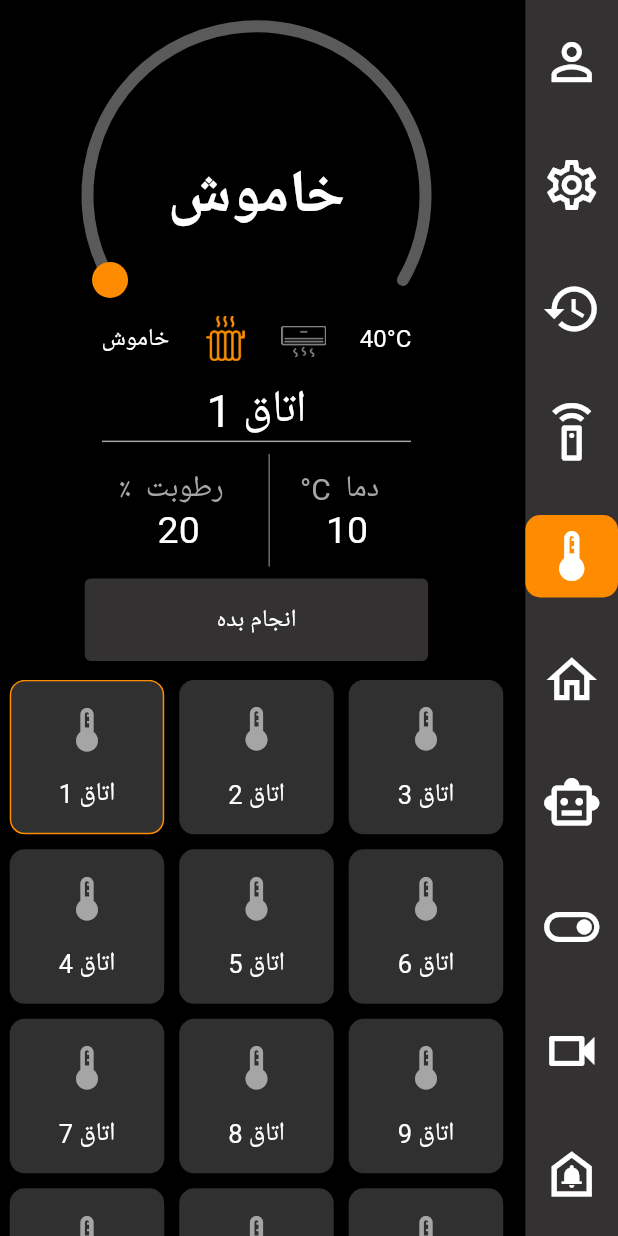
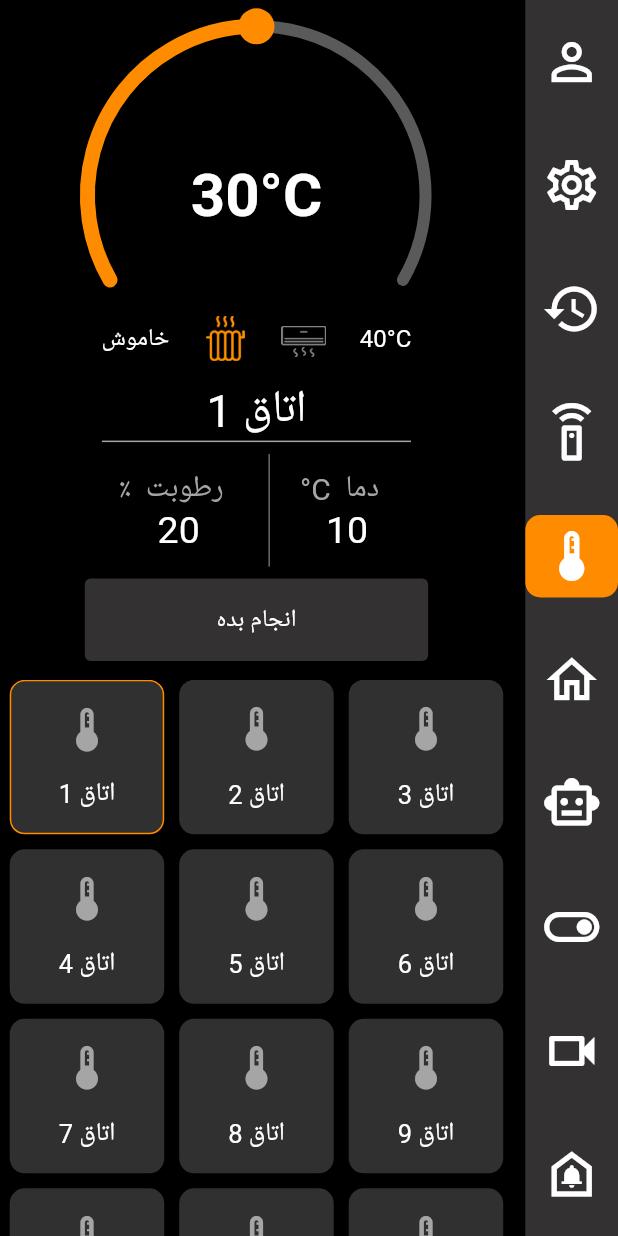
Before and after one commit to ralia79/vikav_phone, a Flutter app: the screen it shows after launch, after a tap on the "thermostat" icon, on a phone screen of 412 x 824 dp. Run offline on Flutter 3.47's test engine with Material 2 defaults, Android fonts, the phone set to English and light mode, and no system bars; drawn by our look-alikes of sleek_circular_slider; our stand-ins replace fluttertoast, get, google_fonts.

Commit message:
finish tempScreen

```diff
--- a/lib/controller/tempController.dart
+++ b/lib/controller/tempController.dart
@@ -5,25 +5,25 @@ import 'package:get/get.dart';
 class temp extends GetxController {
   var SectionsData = [
     //  [ sectionName , tempNow , H Now , T later] ;
-    ["اتاق 1", "20", "10", "30", false],
-    ["اتاق 2", "21", "11", "30", false],
-    ["اتاق 3", "22", "12", "30", false],
-    ["اتاق 4", "23", "13", "30", false],
-    ["اتاق 5", "24", "14", "30", false],
-    ["اتاق 6", "25", "15", "30", false],
-    ["اتاق 7", "26", "16", "30", false],
-    ["اتاق 8", "27", "17", "30", false],
-    ["اتاق 9", "28", "18", "30", false],
-    ["اتاق 10", "29", "19", "30", false],
-    ["اتاق 11", "30", "20", "30", false],
-    ["اتاق 12", "31", "21", "30", false],
-    ["اتاق 13", "32", "22", "30", false],
+    ["اتاق 1", "20", "10", 30.0, false],
+    ["اتاق 2", "21", "11", 20.0, false],
+    ["اتاق 3", "22", "12", 30.0, false],
+    ["اتاق 4", "23", "13", 20.0, false],
+    ["اتاق 5", "24", "14", 30.0, false],
+    ["اتاق 6", "25", "15", 20.0, false],
+    ["اتاق 7", "26", "16", 30.0, false],
+    ["اتاق 8", "27", "17", 20.0, false],
+    ["اتاق 9", "28", "18", 30.0, false],
+    ["اتاق 10", "29", "19", 20.0, false],
+    ["اتاق 11", "30", "20", 30.0, false],
+    ["اتاق 12", "31", "21", 20.0, false],
+    ["اتاق 13", "32", "22", 30.0, false],
   ].obs;
   var isOff = true.obs;
   var activeSection = "".obs;
   var activeSectionH = "".obs;
   var activeSectionT = "".obs;
-  var activeSectionTN = "".obs;
+  var activeSectionTN = 20.0.obs;
   var DecorActive = BoxDecoration(
       borderRadius: BorderRadius.circular(10.0),
       color: Color(0xFF303030),
@@ -56,6 +56,7 @@ class temp extends GetxController {
 
   void setactiveSectionTN(newData) {
     this.activeSectionTN.value = newData;
+    print(this.activeSectionTN.value);
   }
 
   void changeISOFF(newData) {
--- a/lib/pages/temp.dart
+++ b/lib/pages/temp.dart
@@ -15,6 +15,8 @@ class tempScreen extends StatelessWidget {
         controller.setactiveSection(controller.SectionsData[0][0]);
         controller.setactiveSectionH(controller.SectionsData[0][1]);
         controller.setactiveSectionT(controller.SectionsData[0][2]);
+        controller.setactiveSectionTN(controller.SectionsData[0][3]);
+        controller.changeISOFF(false);
         controller.setActive(0);
       },
       child:
@@ -30,10 +32,11 @@ class tempScreen extends StatelessWidget {
                     children: [
                       Container(
                         width: Get.width,
-                        child: SleekCircularSlider(
+                        child: Obx(() => SleekCircularSlider(
                               innerWidget: (percentage) => Center(
                                   child: Text(
-                            controller.isOff.value
+                                controller.isOff.value ||
+                                        controller.activeSectionTN == 20.0
                                     ? "خاموش"
                                     : percentage.toInt().toString() + "°C",
                                 style: TextStyle(
@@ -57,14 +60,14 @@ class tempScreen extends StatelessWidget {
                                   )),
                               min: 20,
                               max: 40,
-                          initialValue: 20,
+                              initialValue: controller.activeSectionTN.value,
                               onChange: (value) => {
                                 if (value == 20)
                                   controller.changeISOFF(true)
                                 else
                                   controller.changeISOFF(false)
                               },
-                        ),
+                            )),
                       ),
                       Align(
                         alignment: Alignment.center,
@@ -234,6 +237,8 @@ class tempScreen extends StatelessWidget {
                           controller.setactiveSectionT(
                               controller.SectionsData[index][2]);
                           controller.setActive(index);
+                          controller.setactiveSectionTN(
+                              controller.SectionsData[index][3]);
                         },
                         child: Padding(
                           padding: const EdgeInsets.all(0.0),
```
Lines whose indentation alone changed are shown as unchanged.
